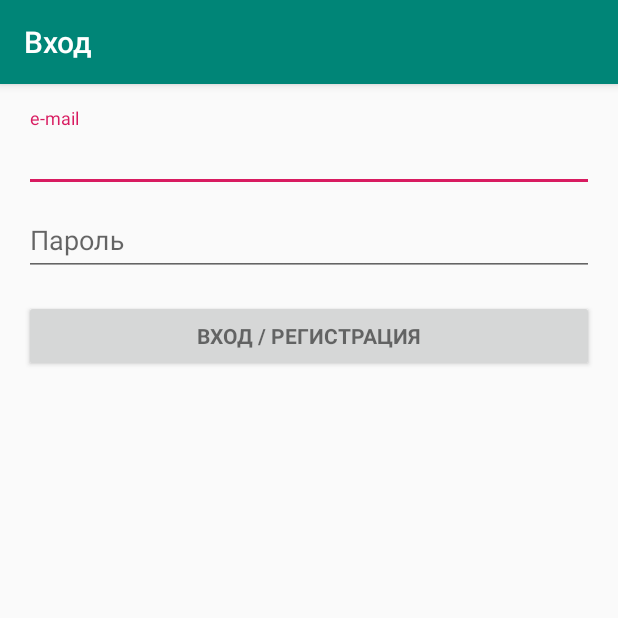
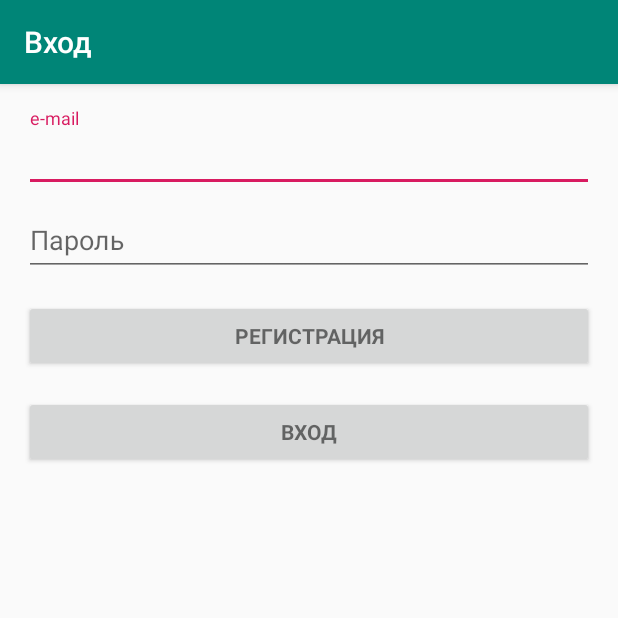
Before and after one commit to sr-2020/comcon-beacons, an Android app: the screen it shows after launch (LoginActivity), on a phone screen of 412 x 824 dp, the top half of it. Run offline under Robolectric (Android 15) with nearby library versions, the phone set to English and light mode, and no system bars; our stand-ins replace Volley; libraries missing offline, so code that uses them is left out: org.altbeacon.beacon; 10 statements that could not run were skipped.

Commit message:
Support registration. Go to main activity on successful login

```diff
--- a/app/src/main/AndroidManifest.xml
+++ b/app/src/main/AndroidManifest.xml
@@ -14,7 +14,9 @@
             android:usesCleartextTraffic="true">
         <activity
                 android:name=".LoginActivity"
-                android:label="@string/title_activity_login">
+                android:label="@string/title_activity_login"
+                android:noHistory="true"
+        >
             <intent-filter>
                 <action android:name="android.intent.action.MAIN"/>
                 <category android:name="android.intent.category.LAUNCHER"/>
--- a/app/src/main/res/layout/activity_login.xml
+++ b/app/src/main/res/layout/activity_login.xml
@@ -65,6 +65,15 @@
             </android.support.design.widget.TextInputLayout>
 
             <Button
+                    android:id="@+id/email_register_button"
+                    style="?android:textAppearanceSmall"
+                    android:layout_width="match_parent"
+                    android:layout_height="wrap_content"
+                    android:layout_marginTop="16dp"
+                    android:text="@string/action_register"
+                    android:textStyle="bold"/>
+
+            <Button
                     android:id="@+id/email_sign_in_button"
                     style="?android:textAppearanceSmall"
                     android:layout_width="match_parent"
@@ -72,7 +81,6 @@
                     android:layout_marginTop="16dp"
                     android:text="@string/action_sign_in"
                     android:textStyle="bold"/>
-
         </LinearLayout>
     </ScrollView>
 </LinearLayout>
--- a/app/src/main/res/values/strings.xml
+++ b/app/src/main/res/values/strings.xml
@@ -4,11 +4,14 @@
     <!-- Strings related to login -->
     <string name="prompt_email">e-mail</string>
     <string name="prompt_password">Пароль</string>
-    <string name="action_sign_in">Вход / регистрация</string>
+    <string name="action_register">Регистрация</string>
+    <string name="action_sign_in">Вход</string>
     <string name="action_sign_in_short">Вход</string>
     <string name="error_empty_password">Пароль не должен быть пустым</string>
     <string name="error_incorrect_password">Неверный пароль</string>
+    <string name="error_user_already_exist">Такой пользователь уже существует</string>
     <string name="error_field_required">Это поле обязательно к заполнению</string>
 
     <string name="backend_url">http://85.143.222.113/api/v1</string>
+    <string name="token_preference_key">backend_token</string>
 </resources>
```
Also changed, not shown: app/src/main/java/in/aerem/comconbeacons/LoginActivity.java (+114 -28 lines).
